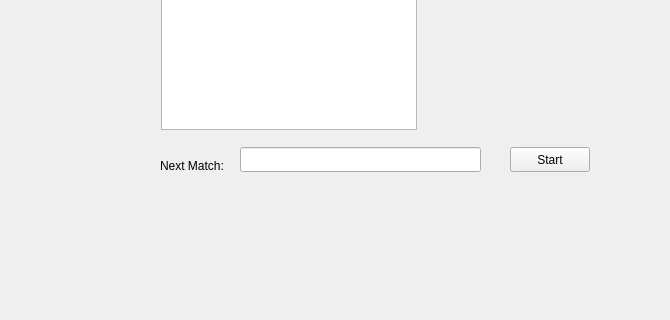
Before: the Qt Designer form ui/mainWindow.ui in tapir442/py-match-fit, drawn with Qt 5; both pictures show x 0 to 670 and y 193 to 513 of the 1131 by 744 pixel window.
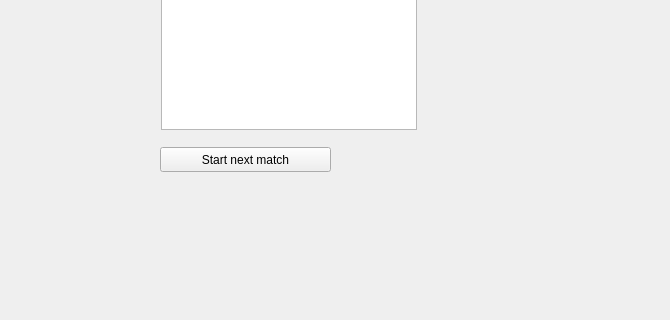
After: the same form once the commit is applied.

Diff of the .ui file:
```diff
--- a/ui/mainWindow.ui
+++ b/ui/mainWindow.ui
@@ -108,40 +108,17 @@
      <string>TextLabel</string>
     </property>
    </widget>
-   <widget class="QLabel" name="label_2">
-    <property name="geometry">
-     <rect>
-      <x>160</x>
-      <y>350</y>
-      <width>81</width>
-      <height>17</height>
-     </rect>
-    </property>
-    <property name="text">
-     <string>Next Match: </string>
-    </property>
-   </widget>
-   <widget class="QLineEdit" name="matchPointer">
-    <property name="geometry">
-     <rect>
-      <x>240</x>
-      <y>340</y>
-      <width>241</width>
-      <height>25</height>
-     </rect>
-    </property>
-   </widget>
    <widget class="QPushButton" name="start_match">
     <property name="geometry">
      <rect>
-      <x>510</x>
+      <x>160</x>
       <y>340</y>
-      <width>80</width>
+      <width>171</width>
       <height>25</height>
      </rect>
     </property>
     <property name="text">
-     <string>Start</string>
+     <string>Start next match</string>
     </property>
    </widget>
   </widget>
```
